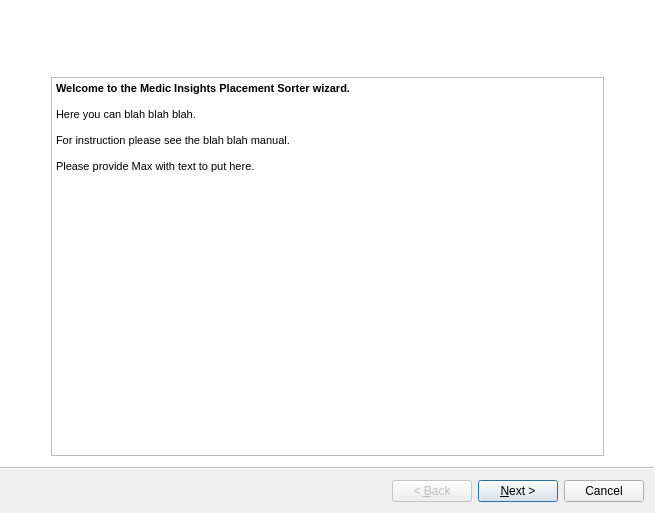
Before: the Qt Designer form wizard_design.ui in MaxThapa8936289/MedicInsightPlacementAllocation, drawn with Qt 5.
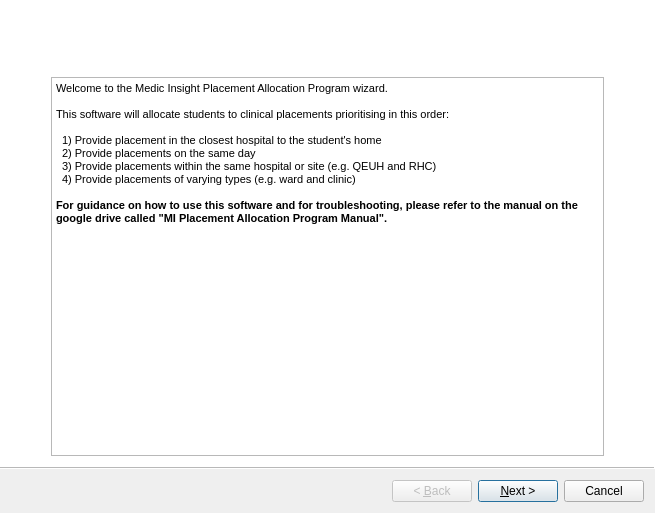
After: the same form once the commit is applied. Icons and pictures are not drawn.

Diff of the .ui file:
```diff
--- a/wizard_design.ui
+++ b/wizard_design.ui
@@ -136,13 +136,16 @@
 &lt;html&gt;&lt;head&gt;&lt;meta name=&quot;qrichtext&quot; content=&quot;1&quot; /&gt;&lt;style type=&quot;text/css&quot;&gt;
 p, li { white-space: pre-wrap; }
 &lt;/style&gt;&lt;/head&gt;&lt;body style=&quot; font-family:'MS Shell Dlg 2'; font-size:8.25pt; font-weight:400; font-style:normal;&quot;&gt;
-&lt;p style=&quot; margin-top:0px; margin-bottom:0px; margin-left:0px; margin-right:0px; -qt-block-indent:0; text-indent:0px;&quot;&gt;&lt;span style=&quot; font-weight:600;&quot;&gt;Welcome to the Medic Insights Placement Sorter wizard.&lt;/span&gt;&lt;/p&gt;
+&lt;p style=&quot; margin-top:0px; margin-bottom:0px; margin-left:0px; margin-right:0px; -qt-block-indent:0; text-indent:0px;&quot;&gt;Welcome to the Medic Insight Placement Allocation Program wizard.&lt;/p&gt;
 &lt;p style=&quot;-qt-paragraph-type:empty; margin-top:0px; margin-bottom:0px; margin-left:0px; margin-right:0px; -qt-block-indent:0; text-indent:0px;&quot;&gt;&lt;br /&gt;&lt;/p&gt;
-&lt;p style=&quot; margin-top:0px; margin-bottom:0px; margin-left:0px; margin-right:0px; -qt-block-indent:0; text-indent:0px;&quot;&gt;Here you can blah blah blah.&lt;/p&gt;
+&lt;p style=&quot; margin-top:0px; margin-bottom:0px; margin-left:0px; margin-right:0px; -qt-block-indent:0; text-indent:0px;&quot;&gt;This software will allocate students to clinical placements prioritising in this order:&lt;/p&gt;
 &lt;p style=&quot;-qt-paragraph-type:empty; margin-top:0px; margin-bottom:0px; margin-left:0px; margin-right:0px; -qt-block-indent:0; text-indent:0px;&quot;&gt;&lt;br /&gt;&lt;/p&gt;
-&lt;p style=&quot; margin-top:0px; margin-bottom:0px; margin-left:0px; margin-right:0px; -qt-block-indent:0; text-indent:0px;&quot;&gt;For instruction please see the blah blah manual.&lt;/p&gt;
+&lt;p style=&quot; margin-top:0px; margin-bottom:0px; margin-left:0px; margin-right:0px; -qt-block-indent:0; text-indent:0px;&quot;&gt;  1) Provide placement in the closest hospital to the student's home&lt;/p&gt;
+&lt;p style=&quot; margin-top:0px; margin-bottom:0px; margin-left:0px; margin-right:0px; -qt-block-indent:0; text-indent:0px;&quot;&gt;  2) Provide placements on the same day&lt;/p&gt;
+&lt;p style=&quot; margin-top:0px; margin-bottom:0px; margin-left:0px; margin-right:0px; -qt-block-indent:0; text-indent:0px;&quot;&gt;  3) Provide placements within the same hospital or site (e.g. QEUH and RHC)&lt;/p&gt;
+&lt;p style=&quot; margin-top:0px; margin-bottom:0px; margin-left:0px; margin-right:0px; -qt-block-indent:0; text-indent:0px;&quot;&gt;  4) Provide placements of varying types (e.g. ward and clinic)&lt;/p&gt;
 &lt;p style=&quot;-qt-paragraph-type:empty; margin-top:0px; margin-bottom:0px; margin-left:0px; margin-right:0px; -qt-block-indent:0; text-indent:0px;&quot;&gt;&lt;br /&gt;&lt;/p&gt;
-&lt;p style=&quot; margin-top:0px; margin-bottom:0px; margin-left:0px; margin-right:0px; -qt-block-indent:0; text-indent:0px;&quot;&gt;Please provide Max with text to put here.&lt;/p&gt;&lt;/body&gt;&lt;/html&gt;</string>
+&lt;p style=&quot; margin-top:0px; margin-bottom:0px; margin-left:0px; margin-right:0px; -qt-block-indent:0; text-indent:0px;&quot;&gt;&lt;span style=&quot; font-weight:600;&quot;&gt;For guidance on how to use this software and for troubleshooting, please refer to the manual on the google drive called &amp;quot;MI Placement Allocation Program Manual&amp;quot;.&lt;/span&gt;&lt;/p&gt;&lt;/body&gt;&lt;/html&gt;</string>
           </property>
          </widget>
         </item>
```
Left out of the diff: 56 changed lines with no effect on the pictures.
